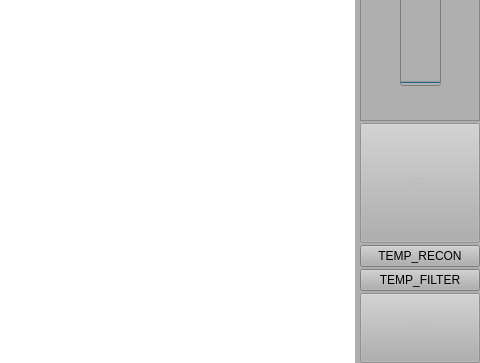
Above: Project/src/imaging/ImagingSW/imagingmanager.ui from AndaCondaa/Dental_Imaging_SW_System before the change; both pictures show x 520 to 1000 and y 265 to 628 of the 1000 by 628 pixel window. Below: the same form after it.
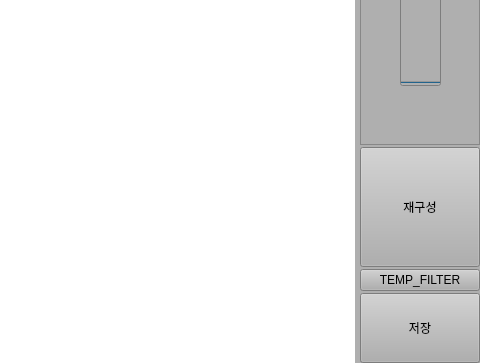
That is the form after the change.

```diff
--- a/Project/src/imaging/ImagingSW/imagingmanager.ui
+++ b/Project/src/imaging/ImagingSW/imagingmanager.ui
@@ -152,7 +152,7 @@
          <item>
           <widget class="QPushButton" name="reconButton">
            <property name="enabled">
-            <bool>false</bool>
+            <bool>true</bool>
            </property>
            <property name="sizePolicy">
             <sizepolicy hsizetype="Preferred" vsizetype="Preferred">
@@ -171,13 +171,6 @@
            </property>
           </widget>
          </item>
-         <item>
-          <widget class="QPushButton" name="tempReconButton">
-           <property name="text">
-            <string>TEMP_RECON</string>
-           </property>
-          </widget>
-         </item>
          <item>
           <widget class="QPushButton" name="tempFilterButton_2">
            <property name="text">
@@ -188,7 +181,7 @@
          <item>
           <widget class="QPushButton" name="saveButton">
            <property name="enabled">
-            <bool>false</bool>
+            <bool>true</bool>
            </property>
            <property name="minimumSize">
             <size>
```
